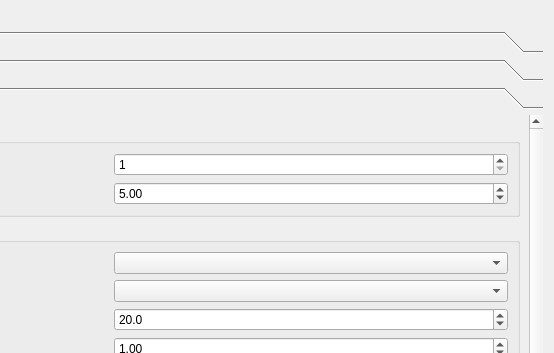
Old version of the form src/napari_stress/_reconstruction/toolbox.ui in the repository campaslab/napari-stress; both pictures show x 319 to 873 and y 0 to 353 of the 873 by 857 pixel window.
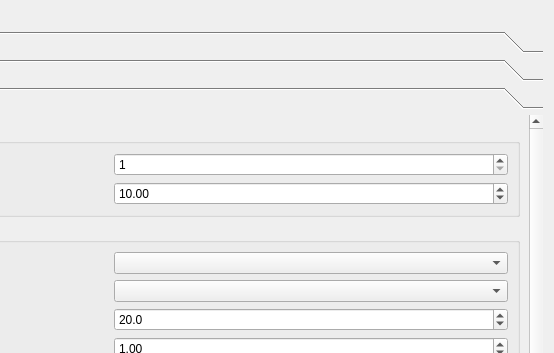
New version of the form. The open tabs and pages were chosen to show the change.

Commit message: changed default point density to 10 for speed in tests

```diff
--- a/src/napari_stress/_reconstruction/toolbox.ui
+++ b/src/napari_stress/_reconstruction/toolbox.ui
@@ -254,9 +254,9 @@
       <property name="geometry">
        <rect>
         <x>0</x>
-        <y>-29</y>
-        <width>838</width>
-        <height>341</height>
+        <y>0</y>
+        <width>855</width>
+        <height>408</height>
        </rect>
       </property>
       <attribute name="label">
@@ -344,7 +344,7 @@
              <double>1.000000000000000</double>
             </property>
             <property name="value">
-             <double>5.000000000000000</double>
+             <double>10.000000000000000</double>
             </property>
            </widget>
           </item>
```
Left out of the diff: 6 changed lines with no effect on the pictures.
